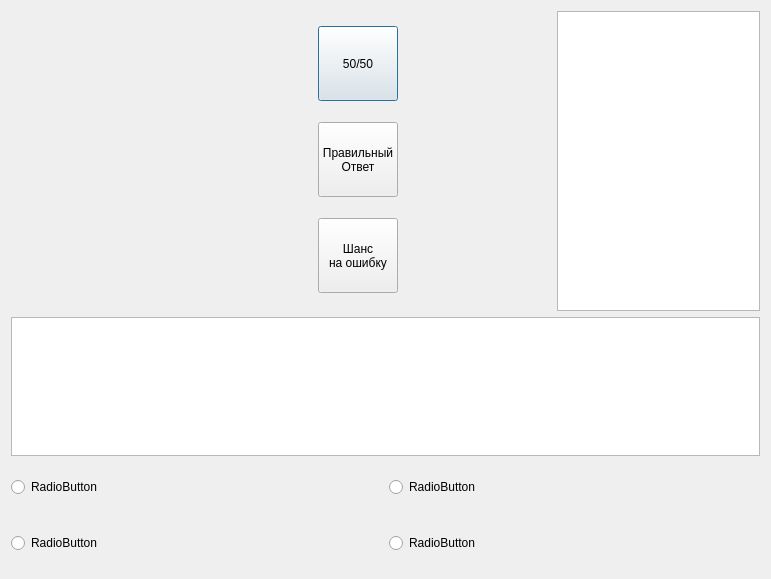
Klaasibub/Evo, file src/Quiz/quiz.ui: the form before one commit.
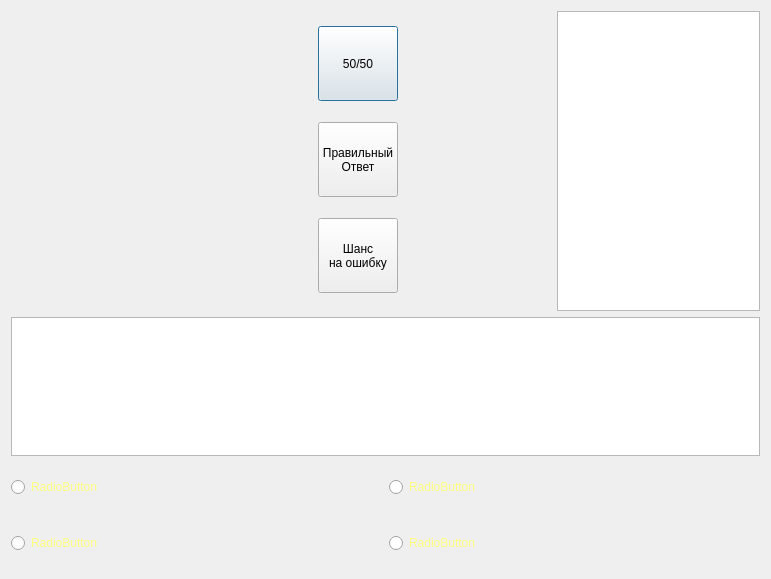
The form after the commit. Icons and pictures are not drawn.

Commit message: Added style for Quiz.

```diff
--- a/src/Quiz/quiz.ui
+++ b/src/Quiz/quiz.ui
@@ -196,6 +196,9 @@
              <height>50</height>
             </size>
            </property>
+           <property name="styleSheet">
+            <string notr="true">color: rgb(255, 255, 127)</string>
+           </property>
            <property name="text">
             <string>RadioButton</string>
            </property>
@@ -215,6 +218,9 @@
              <height>50</height>
             </size>
            </property>
+           <property name="styleSheet">
+            <string notr="true">color: rgb(255, 255, 127)</string>
+           </property>
            <property name="text">
             <string>RadioButton</string>
            </property>
@@ -238,6 +244,9 @@
              <height>50</height>
             </size>
            </property>
+           <property name="styleSheet">
+            <string notr="true">color: rgb(255, 255, 127)</string>
+           </property>
            <property name="text">
             <string>RadioButton</string>
            </property>
@@ -257,6 +266,9 @@
              <height>50</height>
             </size>
            </property>
+           <property name="styleSheet">
+            <string notr="true">color: rgb(255, 255, 127)</string>
+           </property>
            <property name="text">
             <string>RadioButton</string>
            </property>
```
Left out of the diff: 8 changed lines with no effect on the pictures. The commit also changes 5 other files.
